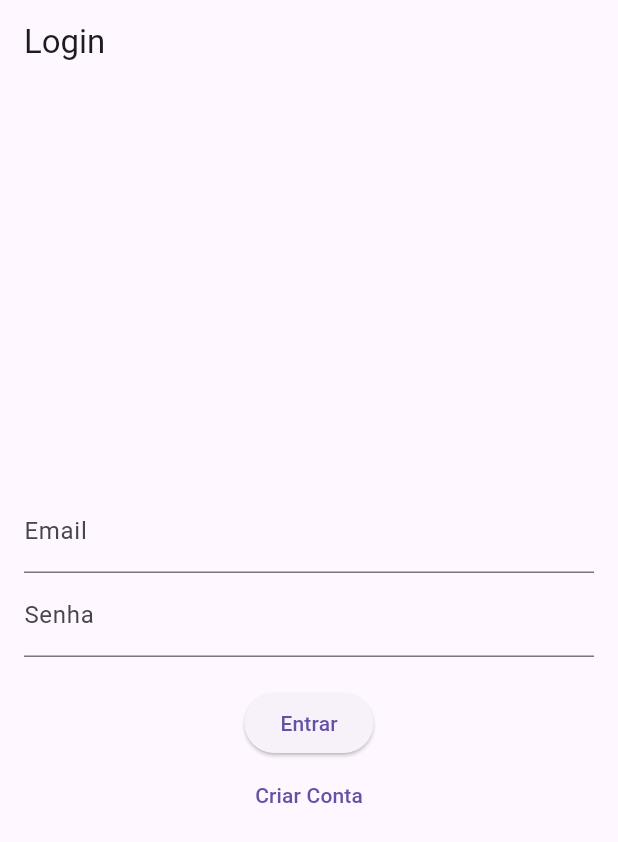
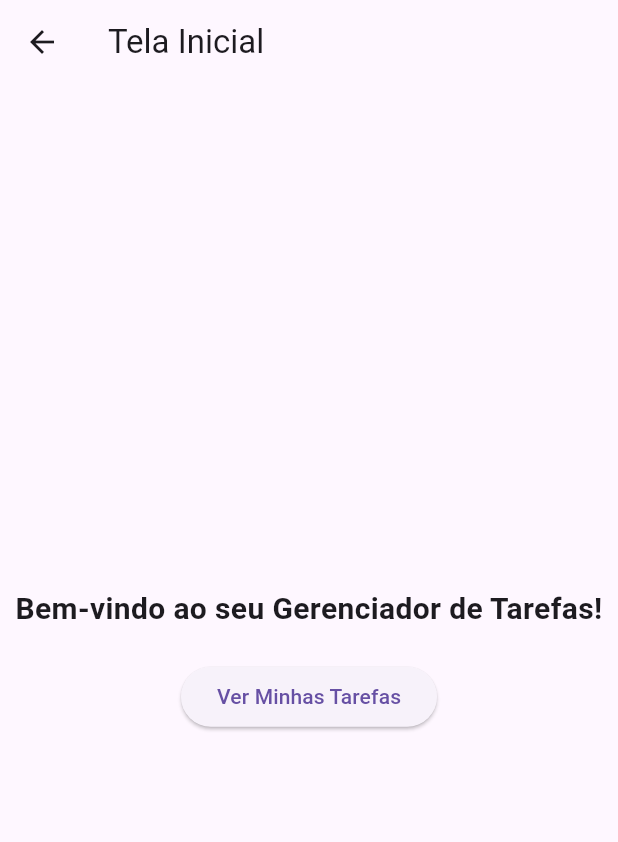
Before and after one commit to b4rradas/app_notasorg, a Flutter app: the screen it shows after launch, after a tap on "Entrar", on a phone screen of 412 x 824 dp. Shown: the top 842 px of the screen. Run offline on Flutter 3.47's test engine with Material 3 defaults, Android fonts, the light colour scheme and no system bars; our stand-ins replace device_preview, get_it.

Commit message:
adicionando Home

```diff
--- a/lib/main.dart
+++ b/lib/main.dart
@@ -1,6 +1,7 @@
 import 'package:app_notasorg/controller/cadastro_controller.dart';
 import 'package:app_notasorg/controller/login_controller.dart';
 import 'package:app_notasorg/view/cadastro_view.dart';
+import 'package:app_notasorg/view/home_view.dart';
 import 'package:app_notasorg/view/login_view.dart';
 import 'package:device_preview/device_preview.dart';
 import 'package:flutter/material.dart';
@@ -31,6 +32,7 @@ class MainApp extends StatelessWidget {
       routes: {
         'login': (context) => LoginView(),
         'cadastro': (context) => CadastroView(),
+        'home': (context) => HomeView(),
       },
       builder: DevicePreview.appBuilder,
     );
--- /dev/null
+++ b/lib/view/home_view.dart
@@ -0,0 +1,37 @@
+import 'package:flutter/material.dart';
+
+class HomeView extends StatefulWidget {
+  const HomeView({super.key});
+
+  @override
+  State<HomeView> createState() => _HomeViewState();
+}
+
+class _HomeViewState extends State<HomeView> {
+  @override
+  Widget build(BuildContext context) {
+    return Scaffold(
+      appBar: AppBar(title: Text('Tela Inicial')),
+      body: Center(
+        child: Column(
+          mainAxisAlignment: MainAxisAlignment.center,
+          children: [
+            Text(
+              'Bem-vindo ao seu Gerenciador de Tarefas!',
+              style: TextStyle(fontSize: 20, fontWeight: FontWeight.bold),
+              textAlign: TextAlign.center,
+            ),
+            SizedBox(height: 20),
+            ElevatedButton(
+              onPressed: () {
+                // Navegar para a tela de tarefas
+                Navigator.pushNamed(context, '/tasks');
+              },
+              child: Text('Ver Minhas Tarefas'),
+            ),
+          ],
+        ),
+      ),
+    );
+  }
+}
--- a/lib/view/login_view.dart
+++ b/lib/view/login_view.dart
@@ -38,9 +38,7 @@ class _LoginViewState extends State<LoginView> {
               ),
               SizedBox(height: 20),
               ElevatedButton(
-                onPressed: () {
-
-                },
+                onPressed: () => Navigator.pushNamed(context, 'home'),
                 child: Text('Entrar'),
               ),
               TextButton(
```
